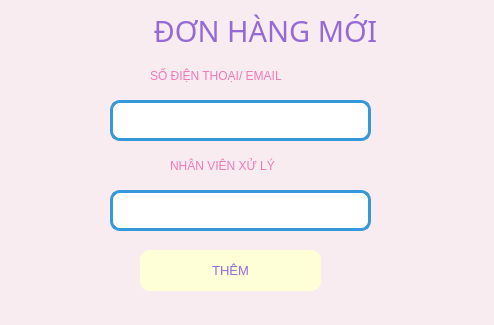
This is Donhang/themDH.ui in minhngoc22/Pet-Store as Qt 5 draws it before an edit. The edited form follows.
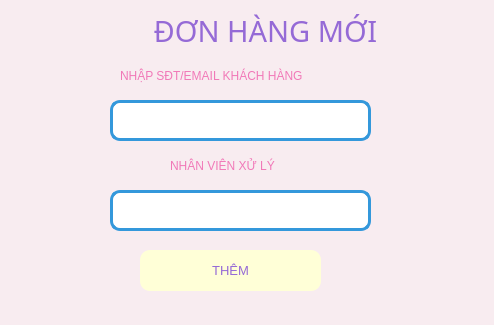
This is the edited form. Icons and pictures are not drawn.

The edit to the form file:
```diff
--- a/Donhang/themDH.ui
+++ b/Donhang/themDH.ui
@@ -120,9 +120,9 @@
   <widget class="QLabel" name="label_5">
    <property name="geometry">
     <rect>
-     <x>150</x>
+     <x>120</x>
      <y>60</y>
-     <width>211</width>
+     <width>251</width>
      <height>31</height>
     </rect>
    </property>
@@ -132,7 +132,7 @@
 </string>
    </property>
    <property name="text">
-    <string>SỐ ĐIỆN THOẠI/ EMAIL</string>
+    <string>NHẬP SĐT/EMAIL KHÁCH HÀNG</string>
    </property>
   </widget>
   <widget class="QTextEdit" name="txt_sdt">
```
